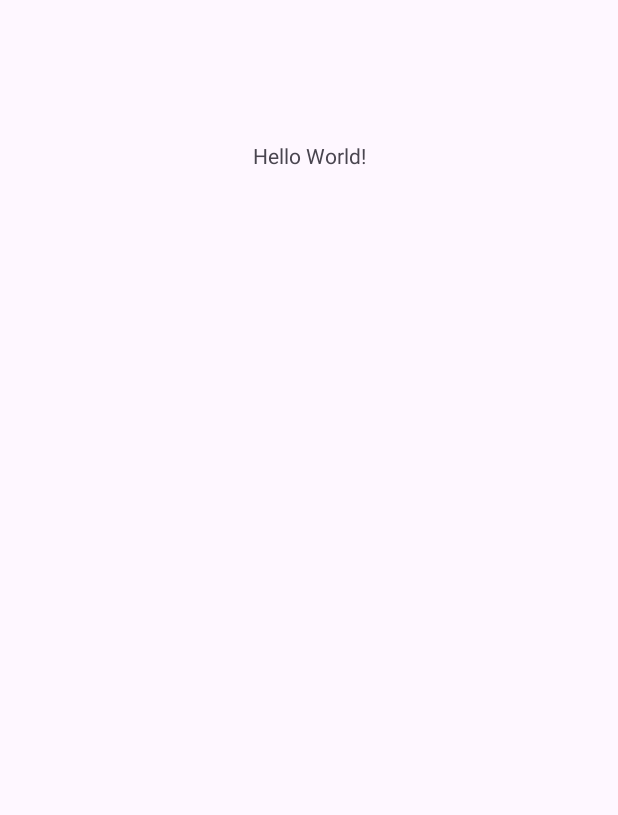
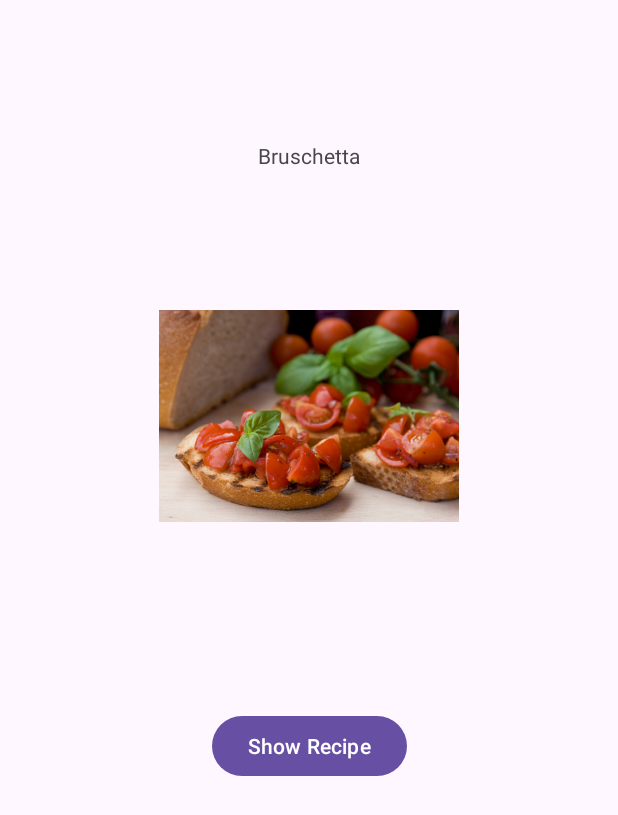
Before and after one commit to tlyrag/MobileIntro, an Android app: the screen it shows after launch (MainActivity), on a phone screen of 412 x 824 dp. Before the commit the part shown is almost empty. Shown: the top 815 px of the screen. Run offline under Robolectric (Android 15) with nearby library versions, the phone set to English and light mode, and no system bars.

Commit message:
finishing class

```diff
--- a/Lab2Class/app/src/main/AndroidManifest.xml
+++ b/Lab2Class/app/src/main/AndroidManifest.xml
@@ -13,6 +13,9 @@
         android:theme="@style/Theme.Lab2Class"
         tools:targetApi="31">
         <activity
+            android:name=".RecipieActivity"
+            android:exported="false" />
+        <activity
             android:name=".MainActivity"
             android:exported="true">
             <intent-filter>
--- a/Lab2Class/app/src/main/java/com/example/lab2class/MainActivity.java
+++ b/Lab2Class/app/src/main/java/com/example/lab2class/MainActivity.java
@@ -2,7 +2,10 @@ package com.example.lab2class;
 
 import androidx.appcompat.app.AppCompatActivity;
 
+import android.content.Intent;
 import android.os.Bundle;
+import android.view.View;
+import android.widget.Button;
 
 public class MainActivity extends AppCompatActivity {
 
@@ -10,5 +13,13 @@ public class MainActivity extends AppCompatActivity {
     protected void onCreate(Bundle savedInstanceState) {
         super.onCreate(savedInstanceState);
         setContentView(R.layout.activity_main);
+
+        Button btnShowRecipe = findViewById(R.id.btnShowRecipe);
+
+        btnShowRecipe.setOnClickListener((View view) ->{
+            // start new activity
+            startActivity(new Intent(MainActivity.this,RecipieActivity.class));
+
+        });
     }
 }
--- a/Lab2Class/app/src/main/res/layout/activity_main.xml
+++ b/Lab2Class/app/src/main/res/layout/activity_main.xml
@@ -11,11 +11,33 @@
         android:layout_width="wrap_content"
         android:layout_height="wrap_content"
         android:layout_marginTop="32dp"
-        android:text="Hello World!"
+        android:text="@string/txtTitle"
         app:layout_constraintBottom_toBottomOf="parent"
         app:layout_constraintEnd_toEndOf="parent"
         app:layout_constraintStart_toStartOf="parent"
         app:layout_constraintTop_toTopOf="parent"
         app:layout_constraintVertical_bias="0.07999998" />
 
+    <ImageView
+        android:id="@+id/imageViewBruschetta"
+        android:layout_width="200dp"
+        android:layout_height="200dp"
+        android:layout_marginTop="64dp"
+        android:contentDescription="@string/imageRecipe"
+        app:layout_constraintEnd_toEndOf="parent"
+        app:layout_constraintStart_toStartOf="parent"
+        app:layout_constraintTop_toBottomOf="@+id/txtViewTitle"
+        app:srcCompat="@drawable/bruschetta" />
+
+    <Button
+        android:id="@+id/btnShowRecipe"
+        android:layout_width="wrap_content"
+        android:layout_height="wrap_content"
+        android:text="@string/textShowRecipe"
+        app:layout_constraintBottom_toBottomOf="parent"
+        app:layout_constraintEnd_toEndOf="parent"
+        app:layout_constraintStart_toStartOf="parent"
+        app:layout_constraintTop_toBottomOf="@+id/imageViewBruschetta"
+        app:layout_constraintVertical_bias="0.24" />
+
 </androidx.constraintlayout.widget.ConstraintLayout>
--- a/Lab2Class/app/src/main/res/values/strings.xml
+++ b/Lab2Class/app/src/main/res/values/strings.xml
@@ -1,3 +1,6 @@
 <resources>
     <string name="app_name">Lab2Class</string>
+    <string name="txtTitle">Bruschetta</string>
+    <string name="imageRecipe">Bruschetta</string>
+    <string name="textShowRecipe">Show Recipe</string>
 </resources>
```
Also changed, not shown: Lab2Class/app/src/main/java/com/example/lab2class/RecipieActivity.java (added, +14 -0 lines), Lab2Class/app/src/main/res/layout/activity_recipie.xml (added, +9 -0 lines), Lab2Class/app/src/main/res/drawable-v24/bruschetta.png (added).
